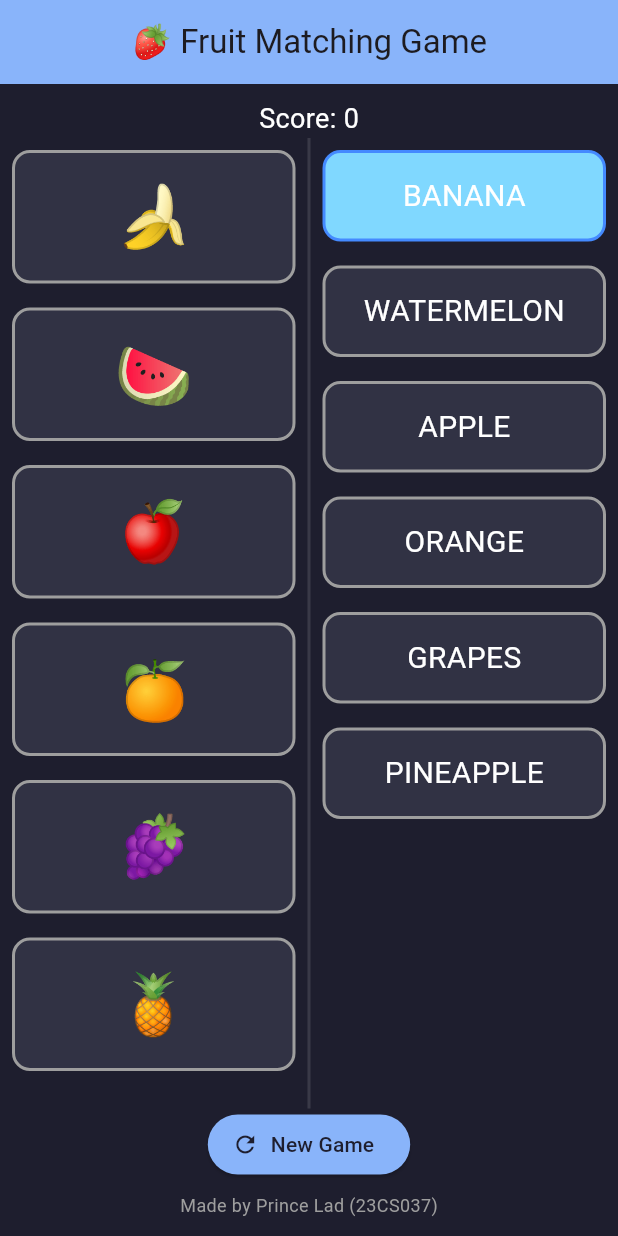
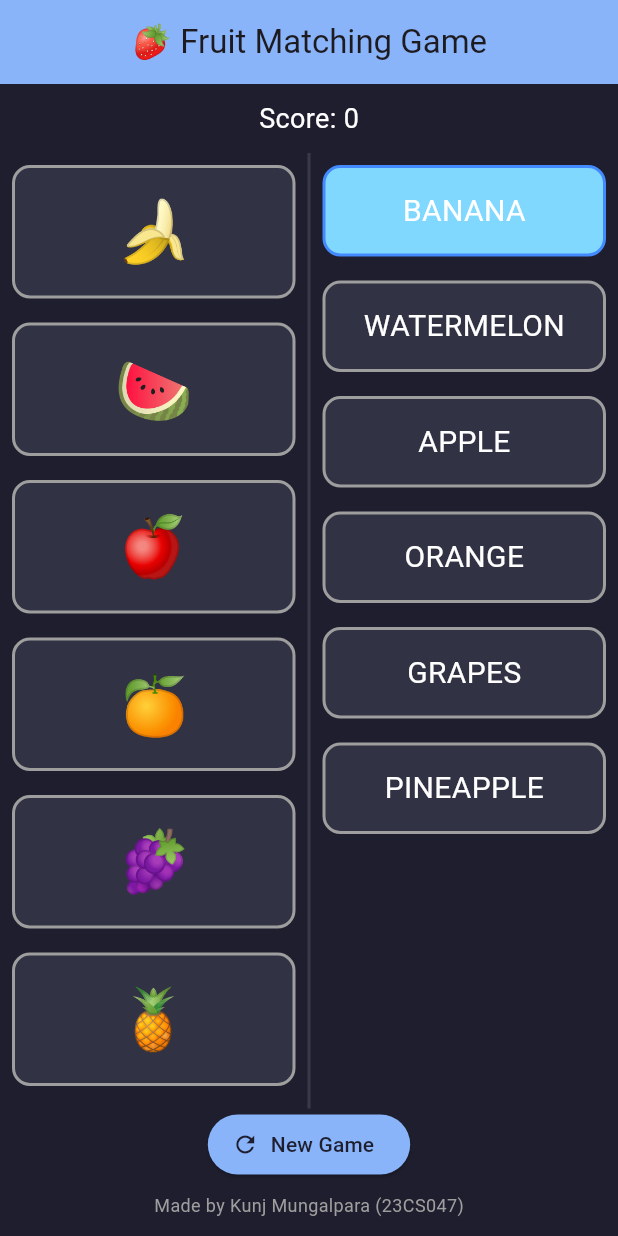
Before and after one commit to kunj24/MAD_practical, a Flutter app: the screen it shows after launch, after a tap on "BANANA", on a phone screen of 412 x 824 dp. Run offline on Flutter 3.47's test engine with Material 3 defaults, Android fonts, the phone set to English and light mode, and no system bars.

Commit message:
Update pr3

```diff
--- a/pr3/lib/main.dart
+++ b/pr3/lib/main.dart
@@ -15,6 +15,7 @@ class GameItem {
 
 class MatchingGame extends StatefulWidget {
   const MatchingGame({super.key});
+
   @override
   State<MatchingGame> createState() => _MatchingGameState();
 }
@@ -42,8 +43,8 @@ class _MatchingGameState extends State<MatchingGame> {
   }
 
   void _shuffle() {
-    leftList = List.from(_items)..shuffle();
-    rightList = List.from(_items)..shuffle();
+    leftList = List.from(_items)..shuffle(Random());
+    rightList = List.from(_items)..shuffle(Random());
     for (var i in _items) i.matched = false;
     leftSelected = rightSelected = null;
     score = 0;
@@ -51,6 +52,7 @@ class _MatchingGameState extends State<MatchingGame> {
   }
 
   void _select(GameItem item, bool left) {
+    if (item.matched) return;
     setState(() => left ? leftSelected = item : rightSelected = item);
     if (leftSelected != null && rightSelected != null) {
       _checkMatch();
@@ -65,6 +67,7 @@ class _MatchingGameState extends State<MatchingGame> {
         score += 10;
       });
     }
+
     Future.delayed(const Duration(milliseconds: 800), () {
       setState(() {
         leftSelected = null;
@@ -88,7 +91,9 @@ class _MatchingGameState extends State<MatchingGame> {
               Navigator.pop(context);
               _shuffle();
             },
-              child: const Text('Play Again'))
+            child: const Text('Play Again',
+                style: TextStyle(color: Colors.lightBlueAccent)),
+          ),
         ],
       ),
     );
@@ -114,7 +119,8 @@ class _MatchingGameState extends State<MatchingGame> {
                 : selected
                     ? Colors.blueAccent
                     : Colors.grey,
-              width: 2),
+            width: 2,
+          ),
         ),
         child: Center(
           child: Text(
@@ -142,21 +148,25 @@ class _MatchingGameState extends State<MatchingGame> {
           const SizedBox(height: 10),
           Text('Score: $score',
               style: const TextStyle(color: Colors.white, fontSize: 18)),
+          const SizedBox(height: 10),
           Expanded(
             child: Row(
               children: [
                 Expanded(
-                    child: ListView(
-                        children: leftList
-                            .map((e) => _buildCard(e, true, leftSelected == e))
-                            .toList())),
+                  child: ListView.builder(
+                    itemCount: leftList.length,
+                    itemBuilder: (context, index) => _buildCard(
+                        leftList[index], true, leftSelected == leftList[index]),
+                  ),
+                ),
                 Container(width: 2, color: Colors.white12),
                 Expanded(
-                    child: ListView(
-                        children: rightList
-                            .map(
-                                (e) => _buildCard(e, false, rightSelected == e))
-                            .toList())),
+                  child: ListView.builder(
+                    itemCount: rightList.length,
+                    itemBuilder: (context, index) => _buildCard(
+                        rightList[index], false, rightSelected == rightList[index]),
+                  ),
+                ),
               ],
             ),
           ),
@@ -166,10 +176,11 @@ class _MatchingGameState extends State<MatchingGame> {
             label: const Text('New Game'),
             style: ElevatedButton.styleFrom(
               backgroundColor: const Color(0xFF89B4FA),
-                foregroundColor: const Color(0xFF1e1e2e)),
+              foregroundColor: const Color(0xFF1e1e2e),
+            ),
           ),
           const SizedBox(height: 8),
-          const Text('Made by Prince Lad (23CS037)',
+          const Text('Made by Kunj Mungalpara (23CS047)',
               style: TextStyle(color: Colors.grey, fontSize: 12)),
           const SizedBox(height: 12),
         ],
```
Also changed, not shown: 1 other file. Lines whose indentation alone changed are shown as unchanged.
